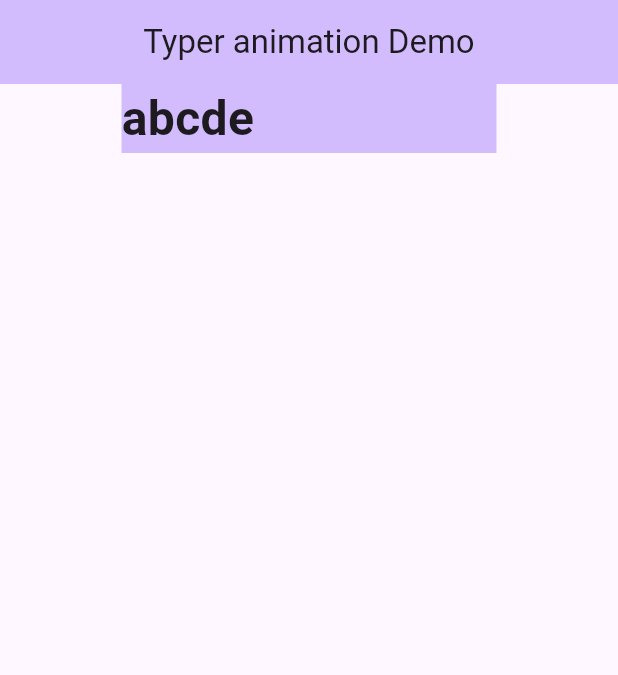
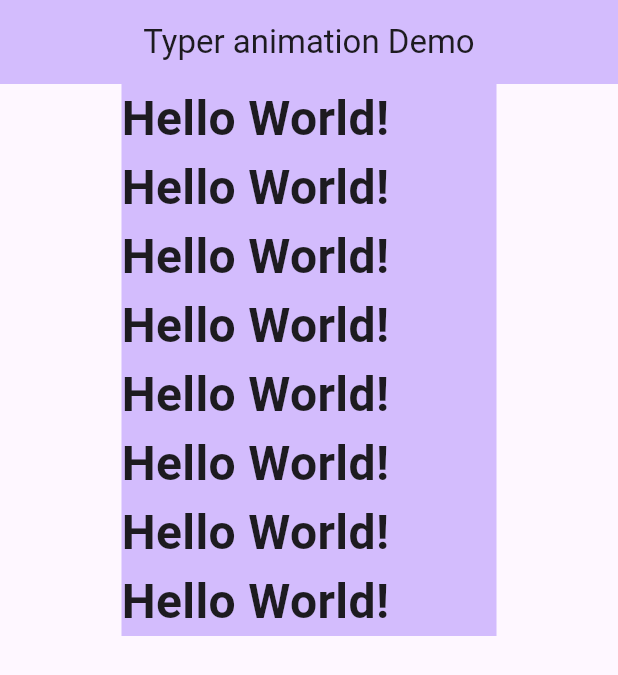
Before and after one commit to Jarvis636431/Typer-Animation, a Flutter app: the screen it shows after launch, on a phone screen of 412 x 824 dp. Shown: the top 675 px of the screen. Run offline on Flutter 3.47's test engine with Material 3 defaults, Android fonts, the phone set to English and light mode, and no system bars; drawn by our look-alikes of animated_text_kit.

Commit message:
test vscode

```diff
--- a/lib/home_page.dart
+++ b/lib/home_page.dart
@@ -23,7 +23,7 @@ class _MyHomePageState extends State<MyHomePage> {
       ),
       body: Column(
         children: [
-          CustomTyperAnimation(text:'abcde'),
+          CustomTyperAnimation(text:'Hello World!Hello World!Hello World!Hello World!Hello World!Hello World!Hello World!Hello World!'),
         ],
       ),
     );
```
